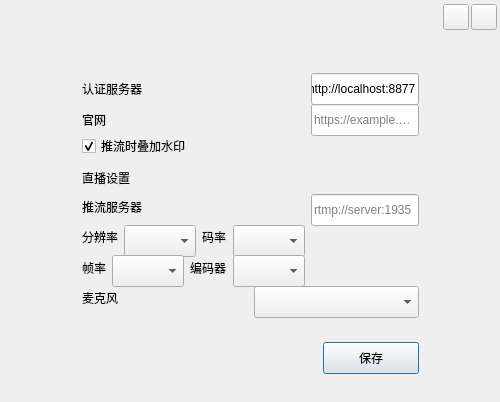
Above: src/app/LiveLoginSettingDialog.ui from ohto-ai/PostLive before the change. Below: the same form after it.
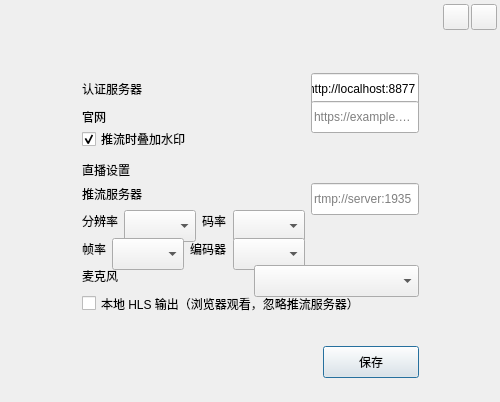
That is the form after the change. Icons and pictures are not drawn.

Commit message: feat: local HLS viewing via nginx and WGC capture hardening

```diff
--- a/src/app/LiveLoginSettingDialog.ui
+++ b/src/app/LiveLoginSettingDialog.ui
@@ -561,6 +561,13 @@
            </layout>
           </item>
           <item row="9" column="0" colspan="2">
+           <widget class="QCheckBox" name="localHlsCheckBox">
+            <property name="text">
+             <string>本地 HLS 输出（浏览器观看，忽略推流服务器）</string>
+            </property>
+           </widget>
+          </item>
+          <item row="11" column="0" colspan="2">
            <widget class="QLabel" name="messageLabel">
             <property name="minimumSize">
              <size>
@@ -579,7 +586,7 @@
             </property>
            </widget>
           </item>
-          <item row="10" column="0" colspan="2">
+          <item row="12" column="0" colspan="2">
            <layout class="QHBoxLayout" name="horizontalLayout_2">
             <item>
              <spacer name="horizontalSpacer_3">
```
The commit also changes 7 other files.
